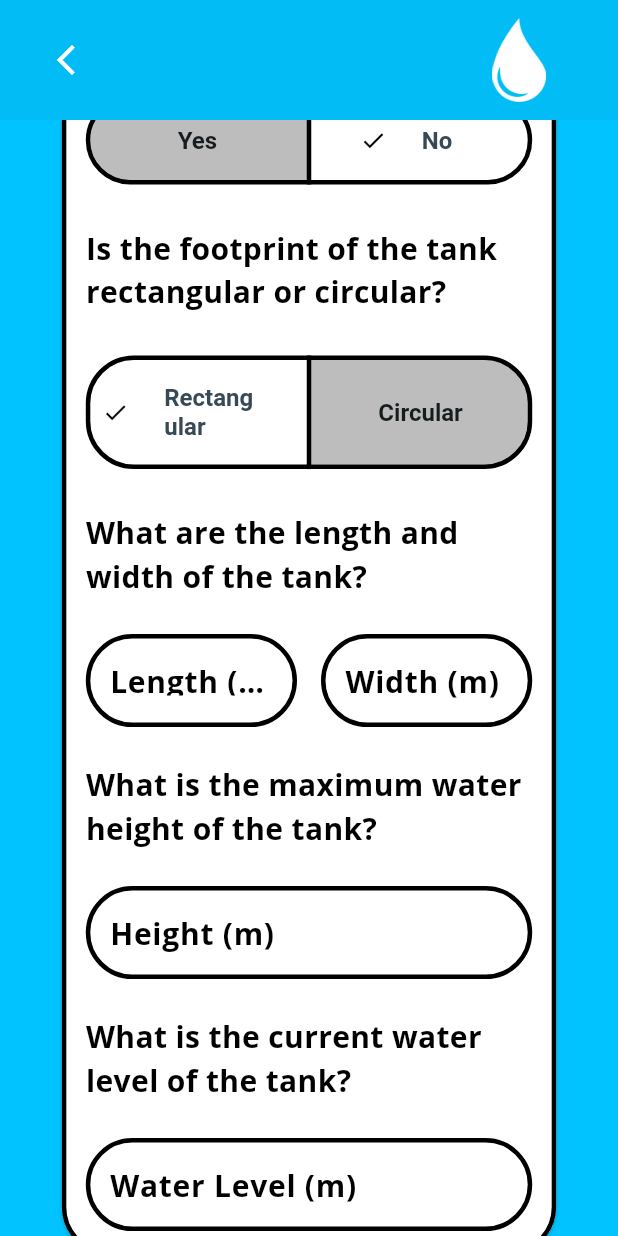
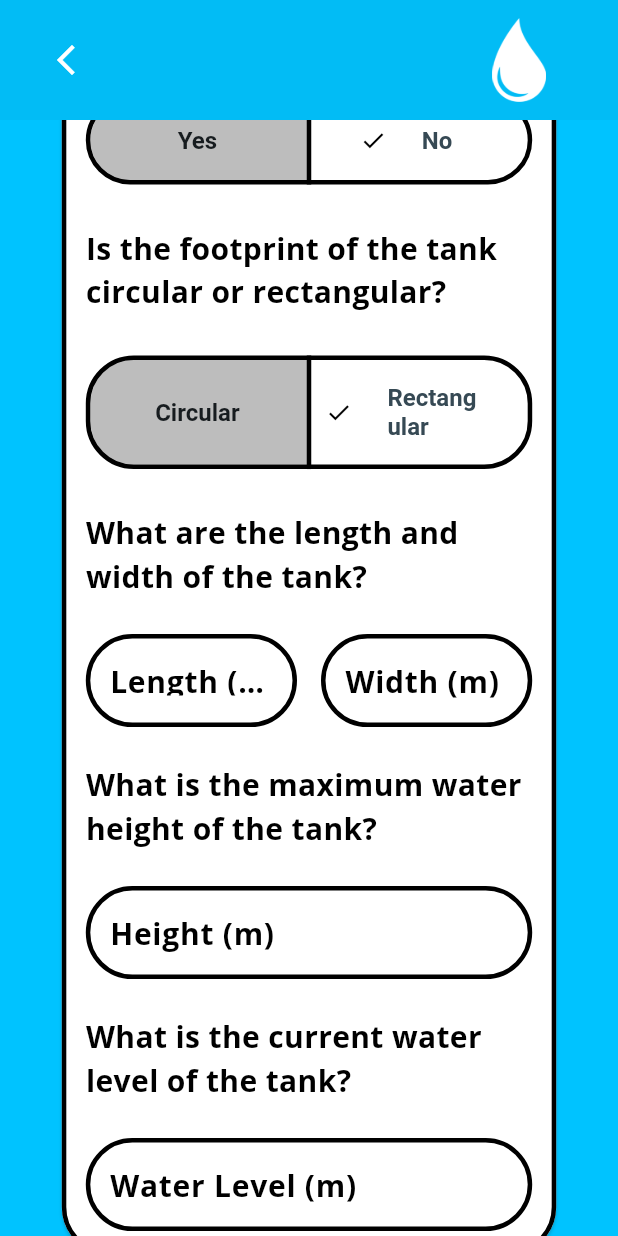
Before and after one commit to SamHarv/water_tank_insights, a Flutter app: the TankInventoryView screen opened directly, scrolled down 576 dp, on a phone screen of 412 x 824 dp. Run offline on Flutter 3.47's test engine with Material 3 defaults, Android fonts, the phone set to English and light mode, and no system bars; our stand-ins replace firebase_core, google_fonts, shared_preferences; accounts and stored records are empty.

```diff
--- a/lib/ui/views/tank_inventory_view.dart
+++ b/lib/ui/views/tank_inventory_view.dart
@@ -769,7 +769,7 @@ class _TankInventoryViewState extends State<TankInventoryView> {
               // Get dimensions based on shape of tank (if capacity not known)
               if (!states['knowTankCapacity']!) ...[
                 Text(
-                  "Is the footprint of the tank rectangular or circular?",
+                  "Is the footprint of the tank circular or rectangular?",
                   style: inputFieldStyle,
                 ),
                 ConstrainedWidthWidget(
@@ -778,17 +778,17 @@ class _TankInventoryViewState extends State<TankInventoryView> {
                     style: segButtonStyle,
                     segments: [
                       ButtonSegment(
+                        value: false,
+                        label: Padding(
+                          padding: const EdgeInsets.all(16),
+                          child: Text("Circular"),
+                        ),
+                      ),
+                      ButtonSegment(
                         value: true,
                         label: Padding(
                           padding: const EdgeInsets.all(16),
                           child: Text("Rectangular"),
-                        ),
-                      ),
-                      ButtonSegment(
-                        value: false,
-                        label: Padding(
-                          padding: const EdgeInsets.all(16),
-                          child: Text("Circular"),
                         ),
                       ),
                     ],
--- a/pubspec.yaml
+++ b/pubspec.yaml
@@ -16,7 +16,7 @@ publish_to: "none" # Remove this line if you wish to publish to pub.dev
 # https://developer.apple.com/library/archive/documentation/General/Reference/InfoPlistKeyReference/Articles/CoreFoundationKeys.html
 # In Windows, build-name is used as the major, minor, and patch parts
 # of the product and file versions while build-number is used as the build suffix.
-version: 1.0.0+8
+version: 1.0.0+9
 
 environment:
   sdk: ^3.7.2
```
Also changed, not shown: 1 other file.
